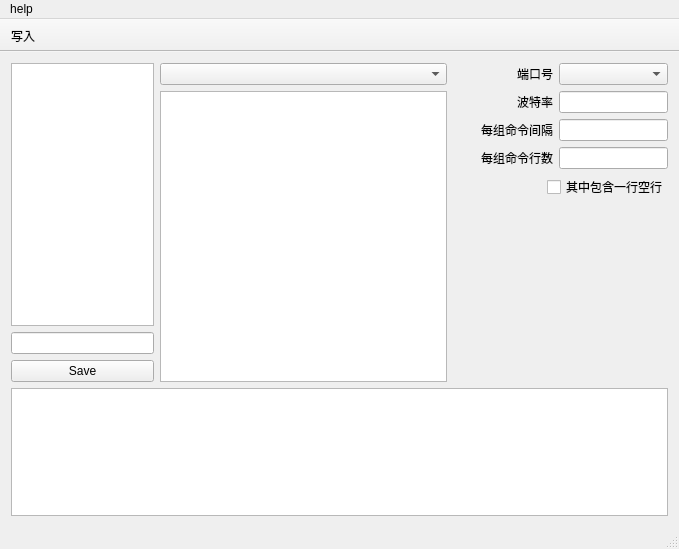
First picture: the form in mainwindow.ui, repository 0x8023/WSwitch, before the edit.
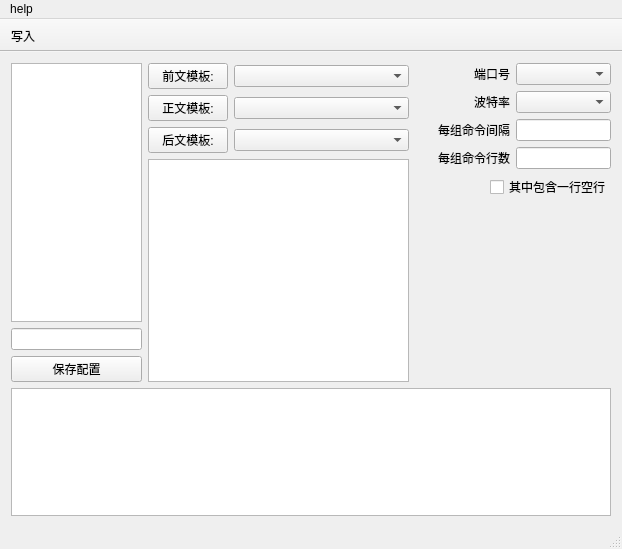
Second picture: the form after the edit.

Commit message: bug fix; updata read& write config file analysed modfile add head& foot modfile

The edit to the form file:
```diff
--- a/mainwindow.ui
+++ b/mainwindow.ui
@@ -6,7 +6,7 @@
    <rect>
     <x>0</x>
     <y>0</y>
-    <width>679</width>
+    <width>622</width>
     <height>549</height>
    </rect>
   </property>
@@ -30,16 +30,58 @@
           <item>
            <widget class="QPushButton" name="pushButton_Save">
             <property name="text">
-             <string>Save</string>
+             <string>保存配置</string>
             </property>
            </widget>
           </item>
          </layout>
         </item>
         <item>
-         <layout class="QVBoxLayout" name="verticalLayout_2">
+         <layout class="QVBoxLayout" name="verticalLayout_2" stretch="0,0,0,0">
           <item>
-           <widget class="QComboBox" name="comboBox_ModelFile"/>
+           <layout class="QHBoxLayout" name="horizontalLayout_3" stretch="0,1">
+            <item>
+             <widget class="QPushButton" name="pushButton_BeforeModelFile">
+              <property name="text">
+               <string>前文模板:</string>
+              </property>
+             </widget>
+            </item>
+            <item>
+             <widget class="QComboBox" name="comboBox_BeforeModelFile"/>
+            </item>
+           </layout>
+          </item>
+          <item>
+           <layout class="QHBoxLayout" name="horizontalLayout_2" stretch="0,1">
+            <item>
+             <widget class="QPushButton" name="pushButton_ModelFile">
+              <property name="styleSheet">
+               <string notr="true"/>
+              </property>
+              <property name="text">
+               <string>正文模板:</string>
+              </property>
+             </widget>
+            </item>
+            <item>
+             <widget class="QComboBox" name="comboBox_ModelFile"/>
+            </item>
+           </layout>
+          </item>
+          <item>
+           <layout class="QHBoxLayout" name="horizontalLayout_5" stretch="0,1">
+            <item>
+             <widget class="QPushButton" name="pushButton_AfterModelFile">
+              <property name="text">
+               <string>后文模板:</string>
+              </property>
+             </widget>
+            </item>
+            <item>
+             <widget class="QComboBox" name="comboBox_AfterModelFile"/>
+            </item>
+           </layout>
           </item>
           <item>
            <widget class="QTableWidget" name="tableWidget_arg">
@@ -116,7 +158,7 @@
              </layout>
             </item>
             <item>
-             <layout class="QHBoxLayout" name="horizontalLayout_4" stretch="1,1">
+             <layout class="QHBoxLayout" name="horizontalLayout_4" stretch="0,0">
               <item>
                <widget class="QLabel" name="label_3">
                 <property name="maximumSize">
@@ -134,7 +176,51 @@
                </widget>
               </item>
               <item>
-               <widget class="QLineEdit" name="lineEdit_Baud"/>
+               <widget class="QComboBox" name="comboBox_Baud">
+                <property name="currentIndex">
+                 <number>-1</number>
+                </property>
+                <item>
+                 <property name="text">
+                  <string>1200</string>
+                 </property>
+                </item>
+                <item>
+                 <property name="text">
+                  <string>2400</string>
+                 </property>
+                </item>
+                <item>
+                 <property name="text">
+                  <string>4800</string>
+                 </property>
+                </item>
+                <item>
+                 <property name="text">
+                  <string>9600</string>
+                 </property>
+                </item>
+                <item>
+                 <property name="text">
+                  <string>19200</string>
+                 </property>
+                </item>
+                <item>
+                 <property name="text">
+                  <string>38400</string>
+                 </property>
+                </item>
+                <item>
+                 <property name="text">
+                  <string>57600</string>
+                 </property>
+                </item>
+                <item>
+                 <property name="text">
+                  <string>115200</string>
+                 </property>
+                </item>
+               </widget>
               </item>
              </layout>
             </item>
@@ -228,7 +314,7 @@
        </layout>
       </item>
       <item>
-       <widget class="QListWidget" name="listWidget_2"/>
+       <widget class="QTextEdit" name="textEdit_"/>
       </item>
      </layout>
     </item>
@@ -239,7 +325,7 @@
     <rect>
      <x>0</x>
      <y>0</y>
-     <width>679</width>
+     <width>622</width>
      <height>23</height>
     </rect>
    </property>
```
The commit also changes 2 other files.
